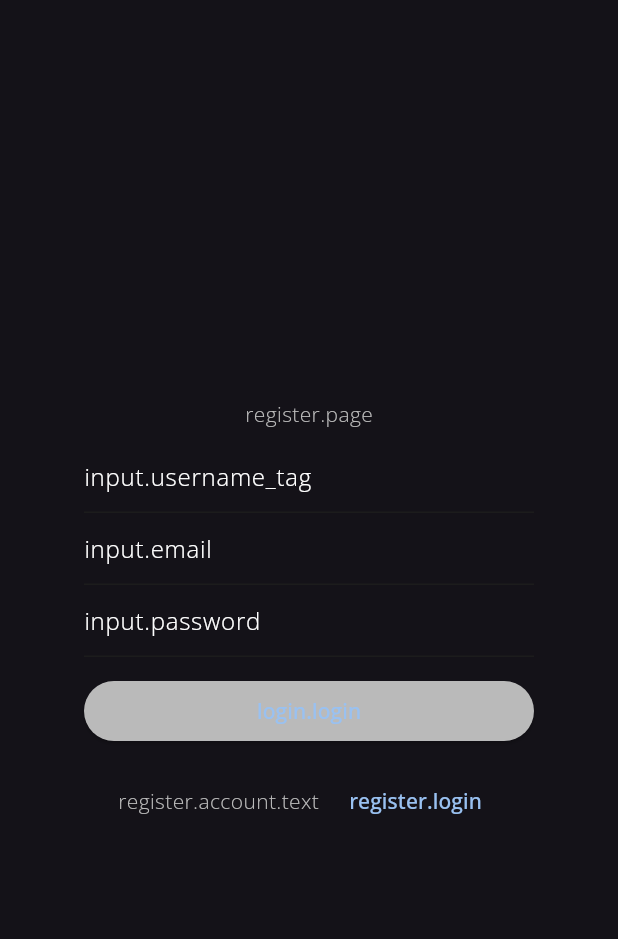
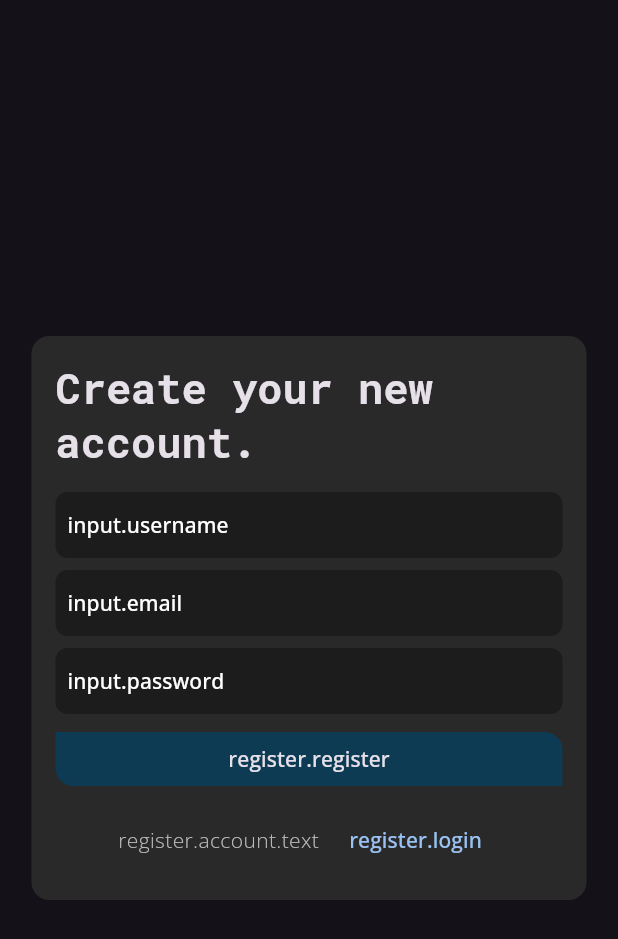
Before and after one commit to Liphium/chat_interface, a Flutter app: the screen it shows after launch, after a tap on "Local server", after a tap on "login.login", after a tap on "login.no_account", on a phone screen of 412 x 824 dp. Shown: the top 939 px of the screen. Run offline on Flutter 3.47's test engine with Material 2 defaults, Android fonts, the phone set to English and light mode, and no system bars; our stand-ins replace drift, flutter_animate, get, logger; missing offline and left inert: encrypt, flutter_webrtc, livekit_client, pointycastle, record; accounts and stored records are empty; generated files the repository leaves out were written again; statements that could not run were skipped.

Commit message:
Login/register page redesign

```diff
--- a/lib/pages/status/login/login_page.dart
+++ b/lib/pages/status/login/login_page.dart
@@ -2,6 +2,7 @@ import 'package:chat_interface/database/database.dart';
 import 'package:chat_interface/pages/status/register/register_page.dart';
 import 'package:chat_interface/pages/status/setup/setup_manager.dart';
 import 'package:chat_interface/theme/components/fj_button.dart';
+import 'package:chat_interface/theme/components/fj_textfield.dart';
 import 'package:chat_interface/util/vertical_spacing.dart';
 import 'package:chat_interface/util/web.dart';
 import 'package:flutter/material.dart';
@@ -48,46 +49,38 @@ class _LoginPageState extends State<LoginPage> {
             color: theme.colorScheme.background,
           ),
           padding: const EdgeInsets.all(defaultSpacing * 2),
-          width: 350,
+          width: 370,
           child: Column(
-            mainAxisAlignment: MainAxisAlignment.center,
-            crossAxisAlignment: CrossAxisAlignment.center,
             mainAxisSize: MainAxisSize.min,
             children: [
-              Text("Login".tr,
+              Text("Enter your credentials.".tr,
                   style: theme.textTheme.headlineMedium),
-              verticalSpacing(defaultSpacing),
+              verticalSpacing(defaultSpacing * 2),
               Obx(
-                () => TextField(
-                  decoration: InputDecoration(
-                    hintText: 'example@example.com'.tr,
-                    errorText:
-                        _emailError.value == '' ? null : _emailError.value,
-                    filled: true,
-                    fillColor: theme.colorScheme.background,
-                  ),
+                () => Hero(
+                  tag: "login_email",
+                  child: FJTextField(
+                    hintText: 'input.email'.tr,
+                    errorText: _emailError.value == '' ? null : _emailError.value,
                     controller: _emailController,
                   ),
                 ),
+              ),
+              verticalSpacing(defaultSpacing),
               Obx(
-                () => TextField(
-                  decoration: InputDecoration(
-                    hintText: 'password123'.tr,
-                    errorText: _passwordError.value == ''
-                        ? null
-                        : _passwordError.value,
-                    filled: true,
-                    fillColor: theme.colorScheme.background,
-                  ),
+                () => Hero(
+                  tag: "login_password",
+                  child: FJTextField(
+                    hintText: 'input.password'.tr,
                     obscureText: true,
-                  autocorrect: false,
-                  enableSuggestions: false,
+                    errorText: _passwordError.value == '' ? null : _passwordError.value,
                     controller: _passwordController,
                   ),
                 ),
+              ),
               verticalSpacing(defaultSpacing * 1.5),
-              SizedBox(
-                  width: 180,
+              Hero(
+                tag: "login_button",
                 child: FJElevatedButton(
                   onTap: () {
                     if (_loading.value) return;
@@ -136,7 +129,8 @@ class _LoginPageState extends State<LoginPage> {
                             ))
                         : Text('login.login'.tr, style: theme.textTheme.labelLarge)),
                   ),
-                  )),
+                ),
+              ),
               verticalSpacing(defaultSpacing * 1.5),
               Row(
                 mainAxisAlignment: MainAxisAlignment.center,
@@ -155,8 +149,7 @@ class _LoginPageState extends State<LoginPage> {
                   Text('login.no_account.text'.tr),
                   horizontalSpacing(defaultSpacing),
                   TextButton(
-                    onPressed: () => Get.offAll(const RegisterPage(),
-                        transition: Transition.fade),
+                    onPressed: () => Get.offAll(const RegisterPage(), transition: Transition.fadeIn),
                     child: Text('login.no_account'.tr),
                   ),
                 ],
--- a/lib/pages/status/register/register_page.dart
+++ b/lib/pages/status/register/register_page.dart
@@ -1,5 +1,7 @@
 import 'package:chat_interface/pages/status/login/login_page.dart';
 import 'package:chat_interface/pages/status/register/register_handler.dart';
+import 'package:chat_interface/theme/components/fj_button.dart';
+import 'package:chat_interface/theme/components/fj_textfield.dart';
 import 'package:chat_interface/util/vertical_spacing.dart';
 import 'package:flutter/material.dart';
 import 'package:get/get.dart';
@@ -32,51 +34,63 @@ class _RegisterPageState extends State<RegisterPage> {
 
   @override
   Widget build(BuildContext context) {
+    ThemeData theme = Theme.of(context);
+
     return Scaffold(
       body: Center(
-        child: SizedBox(
-          width: 300,
+        child: Container(
+          decoration: BoxDecoration(
+            borderRadius: const BorderRadius.only(
+              topLeft: Radius.circular(defaultSpacing * 1.5),
+              topRight: Radius.circular(defaultSpacing * 1.5),
+              bottomLeft: Radius.circular(defaultSpacing * 1.5),
+              bottomRight: Radius.circular(defaultSpacing * 1.5),
+            ),
+            color: theme.colorScheme.background,
+          ),
+          padding: const EdgeInsets.all(defaultSpacing * 2),
+          width: 370,
           child: Column(
-            mainAxisAlignment: MainAxisAlignment.center,
-            crossAxisAlignment: CrossAxisAlignment.center,
+            mainAxisSize: MainAxisSize.min,
             children: [
-              Text("register.page".tr),
-              verticalSpacing(defaultSpacing),
+              Text("Create your new account.".tr,
+                  style: theme.textTheme.headlineMedium),
+              verticalSpacing(defaultSpacing * 2),
               Obx(() =>
-                TextField(
-                  decoration: InputDecoration(
-                    hintText: 'input.username_tag'.tr,
-                    errorText: _usernameError.value == '' ? null : _usernameError.value,
-                  ),
+                FJTextField(
+                  hintText: 'input.username'.tr,
+                  errorText: _usernameError.value == '' ? null : _usernameError.value,
                   controller: _usernameController,
                 ),
               ),
+              verticalSpacing(defaultSpacing),
               Obx(() =>
-                TextField(
-                  decoration: InputDecoration(
+                Hero(
+                  tag: "login_email",
+                  child: FJTextField(
                     hintText: 'input.email'.tr,
                     errorText: _emailError.value == '' ? null : _emailError.value,
+                    controller: _emailController,
                   ),
-                  controller: _emailController,
                 ),
               ),
-              Obx(() =>
-                TextField(
-                  decoration: InputDecoration(
+              verticalSpacing(defaultSpacing),
+              Obx(
+                () => Hero(
+                  tag: "login_password",
+                  child: FJTextField(
                     hintText: 'input.password'.tr,
+                    obscureText: true,
                     errorText: _passwordError.value == '' ? null : _passwordError.value,
+                    controller: _passwordController,
                   ),
-                  obscureText: true,
-                  autocorrect: false,
-                  enableSuggestions: false,
-                  controller: _passwordController,
                 ),
               ),
               verticalSpacing(defaultSpacing * 1.5),
-              SizedBox(
-                width: 300,
-                child: ElevatedButton(
-                  onPressed: () {
+              Hero(
+                tag: "login_button",
+                child: FJElevatedButton(
+                  onTap: () {
                     if(_loading.value) return;
                     _loading.value = true;
 
@@ -111,16 +125,18 @@ class _RegisterPageState extends State<RegisterPage> {
                         _loading.value = false;
                       });
                   },
-                  child: Obx(() => _loading.value ?
-                  const SizedBox(
-                    width: 20,
-                    height: 20,
-                    child: CircularProgressIndicator(
-                      strokeWidth: 2.0,
-                    )
-                  ) :
-                  Text('login.login'.tr)),
-                )
+                  child: Center(
+                    child: Obx(() => _loading.value
+                        ? const SizedBox(
+                            width: 20,
+                            height: 20,
+                            child: CircularProgressIndicator(
+                              strokeWidth: 2.0,
+                            ))
+                        : Text('register.register'.tr, style: theme.textTheme.labelLarge)
+                    ),
+                  ),
+                ),
               ),
               verticalSpacing(defaultSpacing * 1.5),
               Row(
@@ -129,7 +145,7 @@ class _RegisterPageState extends State<RegisterPage> {
                   Text('register.account.text'.tr),
                   horizontalSpacing(defaultSpacing),
                   TextButton(
-                    onPressed: () => Get.offAll(const LoginPage(), transition: Transition.fade),
+                    onPressed: () => Get.offAll(const LoginPage(), transition: Transition.fadeIn),
                     child: Text('register.login'.tr),
                   ),
                 ],
--- /dev/null
+++ b/lib/theme/components/fj_textfield.dart
@@ -0,0 +1,44 @@
+import 'package:chat_interface/util/vertical_spacing.dart';
+import 'package:flutter/material.dart';
+
+class FJTextField extends StatefulWidget {
+
+  final bool obscureText;
+  final String? hintText;
+  final String? errorText;
+  final TextEditingController? controller;
+
+  const FJTextField({super.key, this.controller, this.hintText, this.errorText, this.obscureText = false});
+
+  @override
+  State<FJTextField> createState() => _FJTextFieldState();
+}
+
+class _FJTextFieldState extends State<FJTextField> {
+  @override
+  Widget build(BuildContext context) {
+    final ThemeData theme = Theme.of(context);
+
+    return Material(
+      color: theme.colorScheme.onBackground,
+      borderRadius: BorderRadius.circular(defaultSpacing),
+      child: Padding(
+        padding: const EdgeInsets.all(defaultSpacing),
+        child: TextField(
+          decoration: InputDecoration(
+            isDense: true,
+            hintText: widget.hintText,
+            errorText: widget.errorText,
+            filled: false,
+            border: InputBorder.none
+          ),
+          style: theme.textTheme.labelLarge,
+          obscureText: widget.obscureText,
+          autocorrect: false,
+          enableSuggestions: false,
+          controller: widget.controller,
+        ),
+      ),
+    );
+  }
+}
--- a/lib/theme/impl/metal_theme.dart
+++ b/lib/theme/impl/metal_theme.dart
@@ -60,7 +60,8 @@ final ThemeData darkMetalTheme = defaultDarkTheme.copyWith(
   dividerColor: const Color(0xFF5c5c5c),
   textTheme: defaultDarkTheme.textTheme.copyWith(
     headlineMedium: defaultDarkTheme.textTheme.headlineMedium!.copyWith(
-      fontFamily: 'Alfa Slab One'
+      fontFamily: 'Roboto Mono',
+      fontWeight: FontWeight.bold,
     ),
     bodySmall: defaultDarkTheme.textTheme.bodySmall!.copyWith(
       fontFamily: 'Open Sans',
--- a/pubspec.yaml
+++ b/pubspec.yaml
@@ -41,9 +41,9 @@ flutter:
   uses-material-design: true
 
   fonts:
-    - family: Alfa Slab One
+    - family: Roboto Mono
       fonts:
-        - asset: assets/AlfaSlabOne-Regular.ttf
+        - asset: assets/RobotoMono.ttf
     - family: Roboto
       fonts:
         - asset: assets/Roboto-Regular.ttf
```
Also changed, not shown: assets/AlfaSlabOne-Regular.ttf (deleted), assets/RobotoMono.ttf (added). Lines whose indentation alone changed are shown as unchanged.
